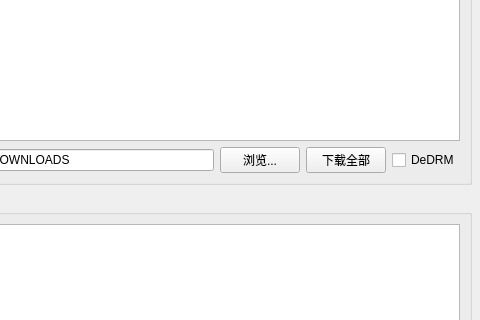
Before: the Qt Designer form gui/kindle.ui in yihong0618/Kindle_download_helper, drawn with Qt 5; both pictures show x 101 to 581 and y 466 to 786 of the 1190 by 872 pixel window.
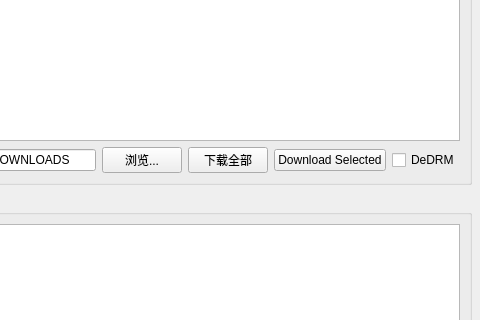
After: the same form once the commit is applied. Icons and pictures are not drawn.

Commit message: Add feature to download selected books in GUI

What changed in the file:
```diff
--- a/gui/kindle.ui
+++ b/gui/kindle.ui
@@ -116,6 +116,13 @@
             </property>
            </widget>
           </item>
+          <item>
+          <widget class="QPushButton" name="selectedButton">
+           <property name="text">
+            <string>Download Selected</string>
+           </property>
+           </widget>
+          </item>
           <item>
            <widget class="QCheckBox" name="dedrmCkb">
             <property name="text">
```
Left out of the diff: 6 changed lines with no effect on the pictures. The commit also changes 2 other files.
